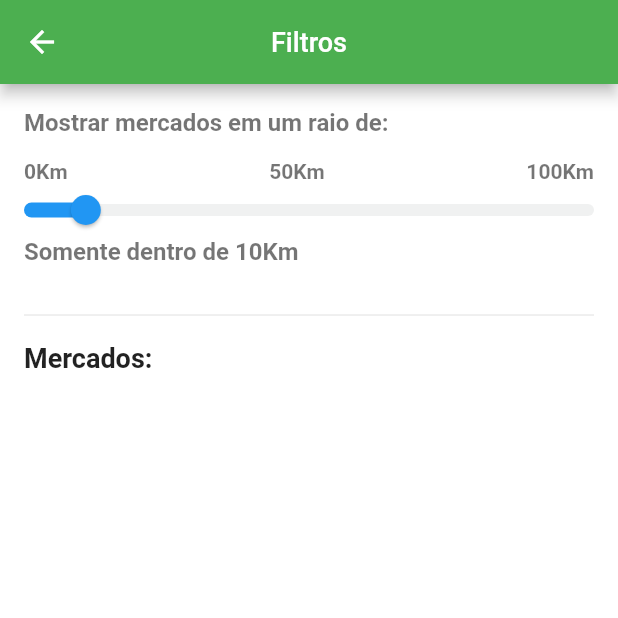
After one commit to notria-12/mercado_justo, a Flutter app: the FilterListPage screen opened by its route, on a phone screen of 412 x 824 dp, the top half of it. The commit adds this screen. Run offline on Flutter 3.47's test engine with Material 2 defaults, Android fonts, the phone set to English and light mode, and no system bars; our stand-ins replace dio, firebase_auth, firebase_core, flutter_mobx, flutter_modular, geolocator and 6 more; accounts and stored records are empty; generated files the repository leaves out were written again; network calls fail.

Commit message:
scren to filters markets

```diff
--- a/lib/app/modules/lists/lists_module.dart
+++ b/lib/app/modules/lists/lists_module.dart
@@ -1,4 +1,5 @@
 import 'package:flutter_modular/flutter_modular.dart';
+import 'package:mercado_justo/app/modules/lists/pages/filter_list_page.dart';
 import 'package:mercado_justo/app/modules/lists/pages/product_list_detail.dart';
 import 'package:mercado_justo/shared/repositories/list_repository.dart';
 
@@ -11,6 +12,7 @@ class ListsModule extends Module {
     ChildRoute('/',
         child: (context, args) => ProductListDetailsPage(
               listModel: args.data,
-            ))
+            )),
+    ChildRoute('/filters', child: (context, args) => FilterListPage())
   ];
 }
--- /dev/null
+++ b/lib/app/modules/lists/pages/filter_list_page.dart
@@ -0,0 +1,159 @@
+import 'package:flutter/material.dart';
+import 'package:flutter_modular/flutter_modular.dart';
+import 'package:mercado_justo/shared/controllers/market_store.dart';
+
+class FilterListPage extends StatefulWidget {
+  const FilterListPage({Key? key}) : super(key: key);
+
+  @override
+  State<FilterListPage> createState() => _FilterListPageState();
+}
+
+class _FilterListPageState extends State<FilterListPage> {
+  double rating = 10;
+  @override
+  Widget build(BuildContext context) {
+    return Scaffold(
+      appBar: AppBar(
+        title: const Text(
+          'Filtros',
+          style: TextStyle(fontSize: 18),
+        ),
+        centerTitle: true,
+        backgroundColor: Colors.green,
+      ),
+      body: Container(
+        color: Colors.white,
+        padding: EdgeInsets.all(16),
+        child: Column(crossAxisAlignment: CrossAxisAlignment.start, children: [
+          const Text(
+            'Mostrar mercados em um raio de:',
+            style: TextStyle(
+                fontWeight: FontWeight.w600,
+                fontSize: 16,
+                color: Colors.black54),
+          ),
+          const SizedBox(
+            height: 15,
+          ),
+          Row(
+            mainAxisAlignment: MainAxisAlignment.spaceBetween,
+            children: const [
+              Text('0Km',
+                  style: TextStyle(
+                      fontWeight: FontWeight.w600, color: Colors.black54)),
+              Text('50Km',
+                  style: TextStyle(
+                      fontWeight: FontWeight.w600, color: Colors.black54)),
+              Text('100Km',
+                  style: TextStyle(
+                      fontWeight: FontWeight.w600, color: Colors.black54)),
+            ],
+          ),
+          const SizedBox(
+            height: 8,
+          ),
+          SliderTheme(
+            data: SliderTheme.of(context).copyWith(
+                trackShape: CustomTrackShape(),
+                trackHeight: 8.0,
+                inactiveTrackColor: const Color.fromARGB(255, 240, 241, 241),
+                overlayShape: SliderComponentShape.noThumb),
+            child: Slider(
+                label: '${rating.truncate()}',
+                value: rating,
+                divisions: 100,
+                min: 0,
+                max: 100,
+                onChanged: (newRating) {
+                  setState(() {
+                    rating = newRating;
+                  });
+                }),
+          ),
+          const SizedBox(
+            height: 8,
+          ),
+          Text(
+            'Somente dentro de ${rating.truncate()}Km',
+            style: const TextStyle(
+                fontWeight: FontWeight.w600,
+                fontSize: 16,
+                color: Colors.black54),
+          ),
+          const SizedBox(
+            height: 25,
+          ),
+          const Divider(),
+          const SizedBox(
+            height: 10,
+          ),
+          const Text(
+            'Mercados:',
+            style: TextStyle(
+              fontWeight: FontWeight.w700,
+              fontSize: 18,
+            ),
+          ),
+          const SizedBox(
+            height: 15,
+          ),
+          Expanded(
+              child: Container(
+            child: ListView.builder(
+              itemBuilder: (context, index) {
+                return Column(
+                  children: [
+                    const Divider(),
+                    SwitchListTile(
+                      contentPadding: EdgeInsets.zero,
+                      value: true,
+                      onChanged: (onChanged) {},
+                      controlAffinity: ListTileControlAffinity.leading,
+                      title: Row(
+                        children: [
+                          Container(
+                            height: 45,
+                            child: Image.network(Modular.get<MarketStore>()
+                                .markets[index]
+                                .imagePath!),
+                          ),
+                          Text(
+                            '9Km de distância',
+                            style: const TextStyle(
+                                fontWeight: FontWeight.w600,
+                                fontSize: 13,
+                                color: Colors.black54),
+                          )
+                        ],
+                      ),
+                    ),
+                    const Divider(),
+                  ],
+                );
+              },
+              itemCount: Modular.get<MarketStore>().markets.length,
+            ),
+          ))
+        ]),
+      ),
+    );
+  }
+}
+
+class CustomTrackShape extends RoundedRectSliderTrackShape {
+  Rect getPreferredRect({
+    required RenderBox parentBox,
+    Offset offset = Offset.zero,
+    required SliderThemeData sliderTheme,
+    bool isEnabled = false,
+    bool isDiscrete = false,
+  }) {
+    final double trackHeight = sliderTheme.trackHeight!;
+    final double trackLeft = offset.dx;
+    final double trackTop =
+        offset.dy + (parentBox.size.height - trackHeight) / 2;
+    final double trackWidth = parentBox.size.width;
+    return Rect.fromLTWH(trackLeft, trackTop, trackWidth, trackHeight);
+  }
+}
--- a/lib/app/modules/lists/pages/product_list_detail.dart
+++ b/lib/app/modules/lists/pages/product_list_detail.dart
@@ -4,7 +4,6 @@ import 'package:flutter_modular/flutter_modular.dart';
 import 'package:mercado_justo/app/modules/home_auth/widgets/get_price_widget.dart';
 import 'package:mercado_justo/shared/controllers/list_store.dart';
 import 'package:mercado_justo/shared/controllers/market_store.dart';
-import 'package:mercado_justo/shared/controllers/product_to_list_store.dart';
 import 'package:mercado_justo/shared/models/list_model.dart';
 import 'package:mercado_justo/shared/utils/app_state.dart';
 import 'package:mercado_justo/shared/widgets/custom_table_widget.dart';
@@ -142,6 +141,9 @@ class _ProductListDetailsPageState extends State<ProductListDetailsPage> {
               children: [
                 ButtonOptionsListDetail(
                   label: 'Filtro',
+                  onTap: () {
+                    Modular.to.pushNamed('/home_auth/list/filters');
+                  },
                 ),
                 ButtonOptionsListDetail(
                   label: 'Meu Preço Justo',
```
